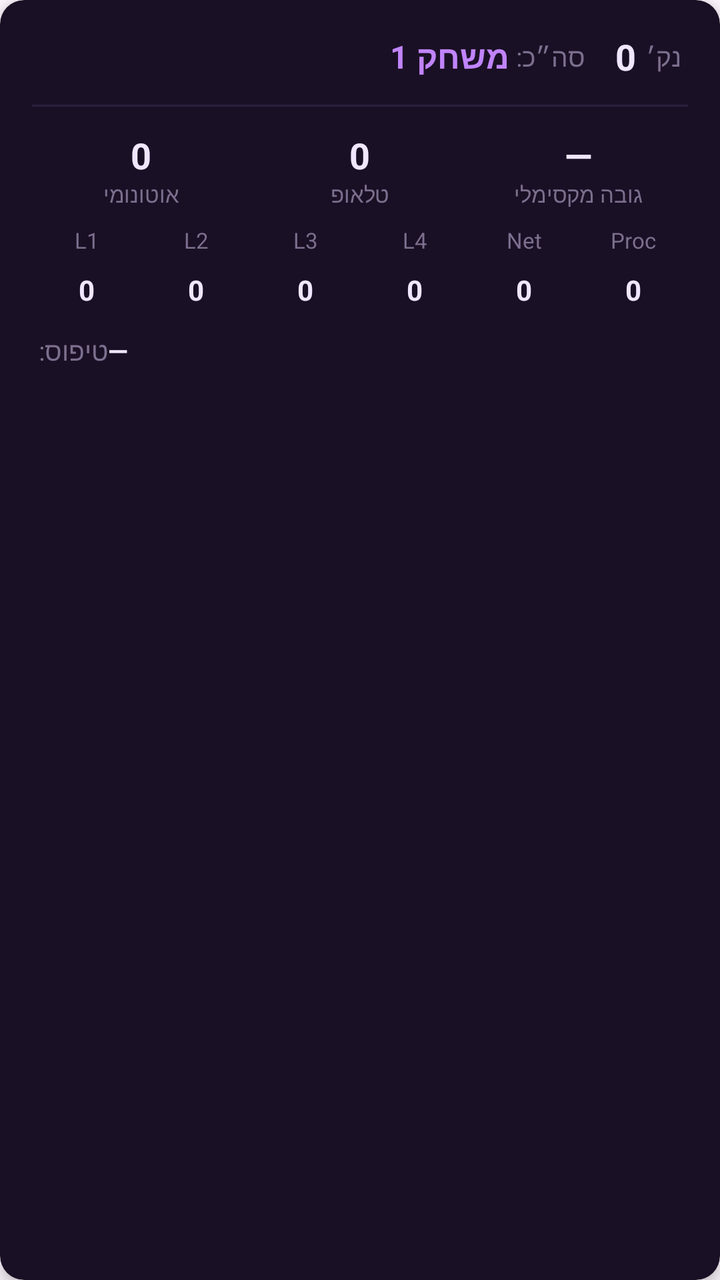
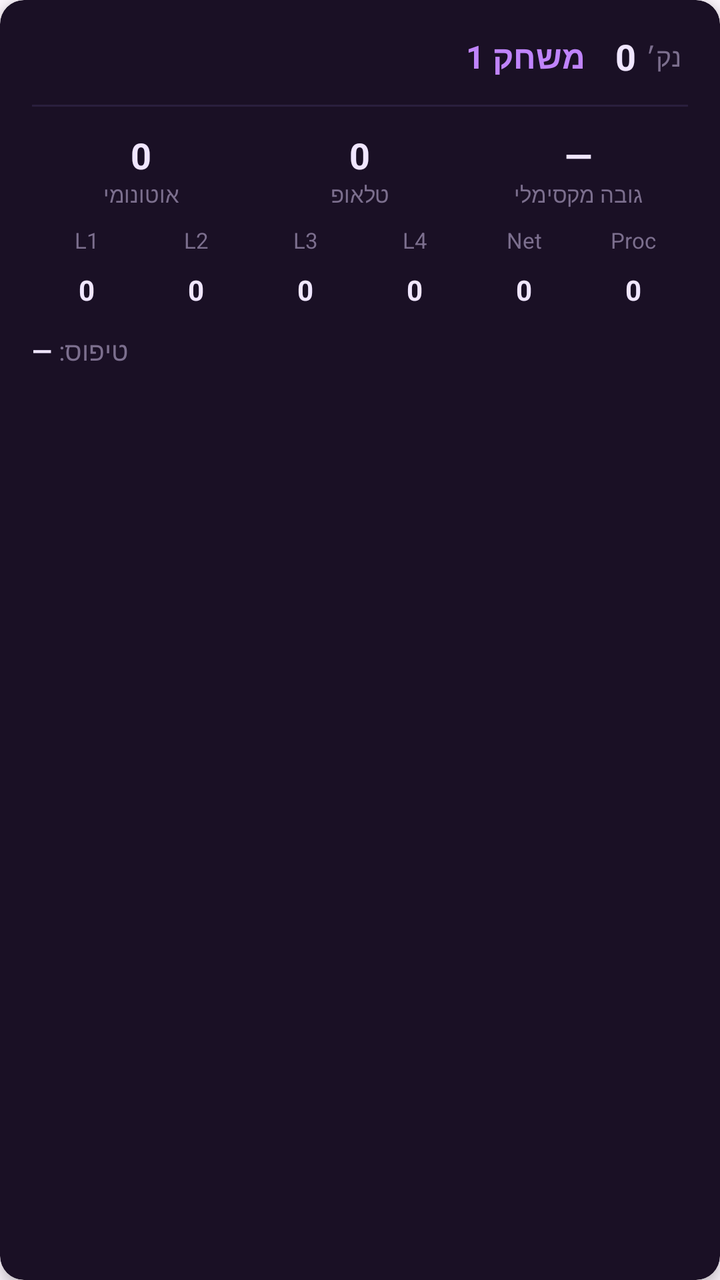

An Android layout rendered at two revisions. The XML below is the earlier revision; the diff shows what the commit changed to produce the second picture.
<!-- AndroidManifest.xml: application theme Theme.MainApp -->
<!-- res/layout/item_game_history.xml -->
<?xml version="1.0" encoding="utf-8"?>
<androidx.cardview.widget.CardView
    xmlns:android="http://schemas.android.com/apk/res/android"
    xmlns:app="http://schemas.android.com/apk/res-auto"
    android:layout_width="match_parent"
    android:layout_height="wrap_content"
    android:layout_marginBottom="12dp"
    app:cardBackgroundColor="#1A1025"
    app:cardCornerRadius="12dp"
    app:cardElevation="4dp">

    <LinearLayout
        android:layout_width="match_parent"
        android:layout_height="wrap_content"
        android:orientation="vertical"
        android:padding="16dp"
        android:textDirection="rtl">

        <LinearLayout
            android:layout_width="match_parent"
            android:layout_height="wrap_content"
            android:orientation="horizontal"
            android:gravity="center_vertical"
            android:layout_marginBottom="12dp">
            <TextView
                android:id="@+id/tvGameNumber"
                android:layout_width="0dp"
                android:layout_height="wrap_content"
                android:layout_weight="1"
                android:text="משחק 1"
                android:textColor="#C084FC"
                android:textSize="16sp"
                android:textStyle="bold" />


            <TextView
                android:layout_width="wrap_content"
                android:layout_height="wrap_content"
                android:text="סה״כ: "
                android:textColor="#7C6F8E"
                android:textSize="13sp" />

            <TextView
                android:layout_marginLeft="15dp"
                android:layout_marginRight="5dp"
                android:id="@+id/tvPoints"
                android:layout_width="wrap_content"
                android:layout_height="wrap_content"
                android:text="0"
                android:textColor="#F0E6FF"
                android:textSize="18sp"
                android:textStyle="bold" />

            <TextView
                android:layout_width="wrap_content"
                android:layout_height="wrap_content"
                android:text=" נק׳"
                android:textColor="#7C6F8E"
                android:textSize="13sp" />

        </LinearLayout>

        <View android:layout_width="match_parent" android:layout_height="1dp"
            android:background="#2A1F3D" android:layout_marginBottom="12dp" />

        
        <LinearLayout
            android:layout_width="match_parent"
            android:layout_height="wrap_content"
            android:orientation="horizontal"
            android:layout_marginBottom="8dp">

            <LinearLayout
                android:layout_width="0dp"
                android:layout_height="wrap_content"
                android:layout_weight="1"
                android:orientation="vertical"
                android:gravity="center">

                <TextView
                    android:id="@+id/tvAutoPoints"
                    android:layout_width="wrap_content"
                    android:layout_height="wrap_content"
                    android:text="0"
                    android:textColor="#F0E6FF"
                    android:textSize="18sp"
                    android:textStyle="bold" />

                <TextView
                    android:layout_width="wrap_content"
                    android:layout_height="wrap_content"
                    android:text="אוטונומי"
                    android:textColor="#7C6F8E"
                    android:textSize="11sp" />

            </LinearLayout>

            <LinearLayout
                android:layout_width="0dp"
                android:layout_height="wrap_content"
                android:layout_weight="1"
                android:orientation="vertical"
                android:gravity="center">

                <TextView
                    android:id="@+id/tvTelePoints"
                    android:layout_width="wrap_content"
                    android:layout_height="wrap_content"
                    android:text="0"
                    android:textColor="#F0E6FF"
                    android:textSize="18sp"
                    android:textStyle="bold" />

                <TextView
                    android:layout_width="wrap_content"
                    android:layout_height="wrap_content"
                    android:text="טלאופ"
                    android:textColor="#7C6F8E"
                    android:textSize="11sp" />

            </LinearLayout>

            <LinearLayout
                android:layout_width="0dp"
                android:layout_height="wrap_content"
                android:layout_weight="1"
                android:orientation="vertical"
                android:gravity="center">

                <TextView
                    android:id="@+id/tvBestHeight"
                    android:layout_width="wrap_content"
                    android:layout_height="wrap_content"
                    android:text="—"
                    android:textColor="#F0E6FF"
                    android:textSize="18sp"
                    android:textStyle="bold" />

                <TextView
                    android:layout_width="wrap_content"
                    android:layout_height="wrap_content"
                    android:text="גובה מקסימלי"
                    android:textColor="#7C6F8E"
                    android:textSize="11sp" />

            </LinearLayout>

        </LinearLayout>

        
        <LinearLayout
            android:layout_width="match_parent"
            android:layout_height="wrap_content"
            android:orientation="horizontal"
            android:layout_marginBottom="8dp">

            <TextView android:layout_width="0dp" android:layout_height="wrap_content"
                android:layout_weight="1" android:gravity="center"
                android:textColor="#7C6F8E" android:textSize="11sp" android:text="L1" />
            <TextView android:layout_width="0dp" android:layout_height="wrap_content"
                android:layout_weight="1" android:gravity="center"
                android:textColor="#7C6F8E" android:textSize="11sp" android:text="L2" />
            <TextView android:layout_width="0dp" android:layout_height="wrap_content"
                android:layout_weight="1" android:gravity="center"
                android:textColor="#7C6F8E" android:textSize="11sp" android:text="L3" />
            <TextView android:layout_width="0dp" android:layout_height="wrap_content"
                android:layout_weight="1" android:gravity="center"
                android:textColor="#7C6F8E" android:textSize="11sp" android:text="L4" />
            <TextView android:layout_width="0dp" android:layout_height="wrap_content"
                android:layout_weight="1" android:gravity="center"
                android:textColor="#7C6F8E" android:textSize="11sp" android:text="Net" />
            <TextView android:layout_width="0dp" android:layout_height="wrap_content"
                android:layout_weight="1" android:gravity="center"
                android:textColor="#7C6F8E" android:textSize="11sp" android:text="Proc" />

        </LinearLayout>

        <LinearLayout
            android:layout_width="match_parent"
            android:layout_height="wrap_content"
            android:orientation="horizontal"
            android:layout_marginBottom="12dp">

            <TextView android:id="@+id/tvL1Count"
                android:layout_width="0dp" android:layout_height="wrap_content"
                android:layout_weight="1" android:gravity="center"
                android:textColor="#F0E6FF" android:textSize="14sp" android:textStyle="bold"
                android:text="0" />
            <TextView android:id="@+id/tvL2Count"
                android:layout_width="0dp" android:layout_height="wrap_content"
                android:layout_weight="1" android:gravity="center"
                android:textColor="#F0E6FF" android:textSize="14sp" android:textStyle="bold"
                android:text="0" />
            <TextView android:id="@+id/tvL3Count"
                android:layout_width="0dp" android:layout_height="wrap_content"
                android:layout_weight="1" android:gravity="center"
                android:textColor="#F0E6FF" android:textSize="14sp" android:textStyle="bold"
                android:text="0" />
            <TextView android:id="@+id/tvL4Count"
                android:layout_width="0dp" android:layout_height="wrap_content"
                android:layout_weight="1" android:gravity="center"
                android:textColor="#F0E6FF" android:textSize="14sp" android:textStyle="bold"
                android:text="0" />
            <TextView android:id="@+id/tvNetCount"
                android:layout_width="0dp" android:layout_height="wrap_content"
                android:layout_weight="1" android:gravity="center"
                android:textColor="#F0E6FF" android:textSize="14sp" android:textStyle="bold"
                android:text="0" />
            <TextView android:id="@+id/tvProcCount"
                android:layout_width="0dp" android:layout_height="wrap_content"
                android:layout_weight="1" android:gravity="center"
                android:textColor="#F0E6FF" android:textSize="14sp" android:textStyle="bold"
                android:text="0" />

        </LinearLayout>

        
        <LinearLayout
            android:layout_width="match_parent"
            android:layout_height="wrap_content"
            android:orientation="horizontal"
            android:gravity="center_vertical">

            <TextView
                android:layout_width="wrap_content"
                android:layout_height="wrap_content"
                android:text="טיפוס: "
                android:textColor="#7C6F8E"
                android:textSize="13sp" />

            <TextView
                android:id="@+id/tvClimb"
                android:layout_width="wrap_content"
                android:layout_height="wrap_content"
                android:text="—"
                android:textColor="#F0E6FF"
                android:textSize="13sp"
                android:textStyle="bold" />

        </LinearLayout>

    </LinearLayout>

</androidx.cardview.widget.CardView>
<!-- resources referenced by this layout -->
<resources>
  <style name="Theme.MainApp" parent="Base.Theme.MainApp" />
  <style name="Base.Theme.MainApp" parent="Theme.Material3.DayNight.NoActionBar">
          
          
      </style>
</resources>

<!-- the commit's change to res/layout/item_game_history.xml (unified diff, before → after) -->
@@ -34,13 +34,6 @@
 
 
             <TextView
-                android:layout_width="wrap_content"
-                android:layout_height="wrap_content"
-                android:text="סה״כ: "
-                android:textColor="#7C6F8E"
-                android:textSize="13sp" />
-
-            <TextView
                 android:layout_marginLeft="15dp"
                 android:layout_marginRight="5dp"
                 android:id="@+id/tvPoints"
@@ -221,12 +214,7 @@
             android:orientation="horizontal"
             android:gravity="center_vertical">
 
-            <TextView
-                android:layout_width="wrap_content"
-                android:layout_height="wrap_content"
-                android:text="טיפוס: "
-                android:textColor="#7C6F8E"
-                android:textSize="13sp" />
+
 
             <TextView
                 android:id="@+id/tvClimb"
@@ -236,6 +224,12 @@
                 android:textColor="#F0E6FF"
                 android:textSize="13sp"
                 android:textStyle="bold" />
+            <TextView
+                android:layout_width="wrap_content"
+                android:layout_height="wrap_content"
+                android:text="טיפוס: "
+                android:textColor="#7C6F8E"
+                android:textSize="13sp" />
 
         </LinearLayout>
 
